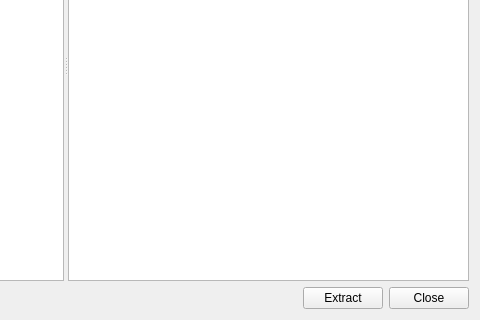
This is src/duckstation-qt/isobrowserwindow.ui in kofxi3584karlayang/duckstation as Qt 5 draws it before an edit; both pictures show x 348 to 828 and y 191 to 511 of the 828 by 511 pixel window. The edited form follows.
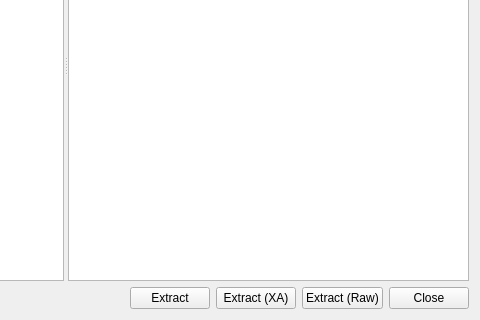
This is the edited form. Icons and pictures are not drawn.

Commit message: ISOReader: Add XA and raw extraction modes

```diff
--- a/src/duckstation-qt/isobrowserwindow.ui
+++ b/src/duckstation-qt/isobrowserwindow.ui
@@ -114,6 +114,20 @@
        </property>
       </widget>
      </item>
+     <item>
+      <widget class="QPushButton" name="extractMode2">
+       <property name="text">
+        <string>Extract (XA)</string>
+       </property>
+      </widget>
+     </item>
+     <item>
+      <widget class="QPushButton" name="extractRaw">
+       <property name="text">
+        <string>Extract (Raw)</string>
+       </property>
+      </widget>
+     </item>
      <item>
       <widget class="QPushButton" name="close">
        <property name="text">
```
The commit also changes 8 other files.
